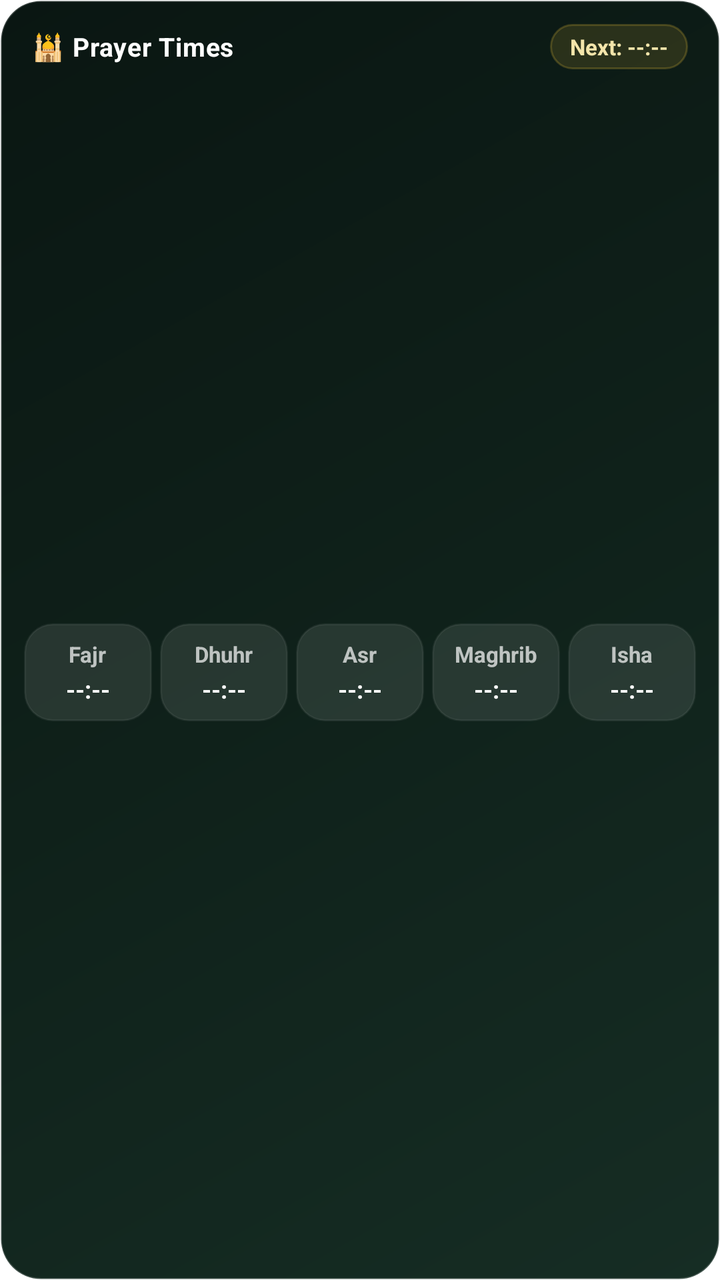
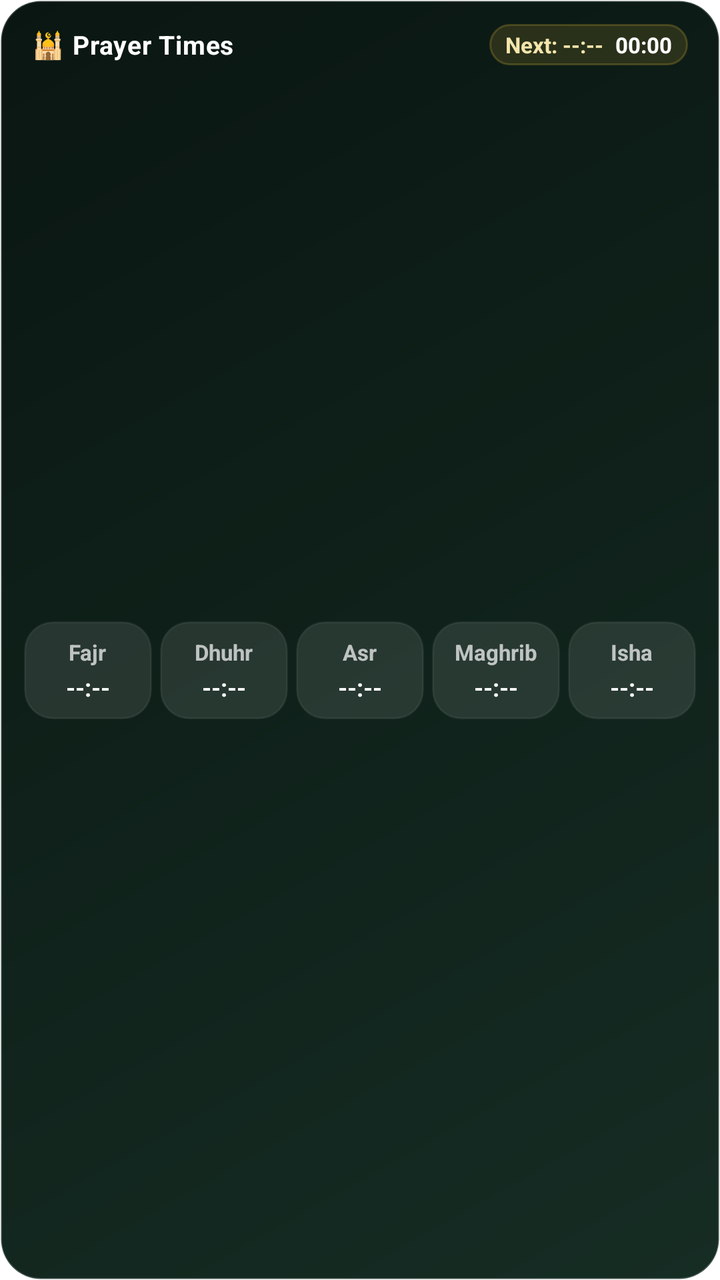

Compare the two renders of this Android layout. The source of the first and the diff that turns it into the second are given below.
<!-- AndroidManifest.xml: fallback theme Theme.MaterialComponents.DayNight.NoActionBar -->
<!-- res/layout/prayer_times_widget.xml -->
<?xml version="1.0" encoding="utf-8"?>
<LinearLayout xmlns:android="http://schemas.android.com/apk/res/android"
    android:id="@+id/widget_prayer_bar_root"
    android:layout_width="match_parent"
    android:layout_height="match_parent"
    android:background="@drawable/widget_bg"
    android:orientation="vertical"
    android:padding="12dp">

    
    <RelativeLayout
        android:layout_width="match_parent"
        android:layout_height="wrap_content"
        android:layout_marginBottom="10dp"
        android:paddingStart="4dp"
        android:paddingEnd="4dp">

        <LinearLayout
            android:layout_width="wrap_content"
            android:layout_height="wrap_content"
            android:layout_alignParentStart="true"
            android:layout_centerVertical="true"
            android:gravity="center_vertical"
            android:orientation="horizontal">

            <TextView
                android:id="@+id/widget_title"
                android:layout_width="wrap_content"
                android:layout_height="wrap_content"
                android:text="🕌 Prayer Times"
                android:textColor="#FFFFFF"
                android:textSize="13sp"
                android:textStyle="bold"
                android:letterSpacing="0.02" />
        </LinearLayout>

        <TextView
            android:id="@+id/next_prayer_text"
            android:layout_width="wrap_content"
            android:layout_height="wrap_content"
            android:layout_alignParentEnd="true"
            android:layout_centerVertical="true"
            android:background="@drawable/widget_badge_bg"
            android:paddingStart="10dp"
            android:paddingTop="4dp"
            android:paddingEnd="10dp"
            android:paddingBottom="4dp"
            android:text="Next: --:--"
            android:textColor="#F3E5AB"
            android:textSize="11sp"
            android:textStyle="bold" />
    </RelativeLayout>

    
    <LinearLayout
        android:layout_width="match_parent"
        android:layout_height="match_parent"
        android:gravity="center_vertical"
        android:orientation="horizontal">

        
        <LinearLayout
            android:id="@+id/fajr_card"
            android:layout_width="0dp"
            android:layout_height="wrap_content"
            android:layout_marginEnd="4dp"
            android:layout_weight="1"
            android:background="@drawable/widget_card_bg"
            android:gravity="center"
            android:orientation="vertical"
            android:paddingStart="2dp"
            android:paddingTop="8dp"
            android:paddingEnd="2dp"
            android:paddingBottom="8dp">

            <TextView
                android:id="@+id/fajr_label"
                android:layout_width="wrap_content"
                android:layout_height="wrap_content"
                android:text="Fajr"
                android:textColor="#B3FFFFFF"
                android:textSize="11sp"
                android:textStyle="bold" />

            <TextView
                android:id="@+id/fajr_time"
                android:layout_width="wrap_content"
                android:layout_height="wrap_content"
                android:layout_marginTop="2dp"
                android:text="--:--"
                android:textColor="#FFFFFF"
                android:textSize="12sp"
                android:textStyle="bold" />
        </LinearLayout>

        
        <LinearLayout
            android:id="@+id/dhuhr_card"
            android:layout_width="0dp"
            android:layout_height="wrap_content"
            android:layout_marginEnd="4dp"
            android:layout_weight="1"
            android:background="@drawable/widget_card_bg"
            android:gravity="center"
            android:orientation="vertical"
            android:paddingStart="2dp"
            android:paddingTop="8dp"
            android:paddingEnd="2dp"
            android:paddingBottom="8dp">

            <TextView
                android:id="@+id/dhuhr_label"
                android:layout_width="wrap_content"
                android:layout_height="wrap_content"
                android:text="Dhuhr"
                android:textColor="#B3FFFFFF"
                android:textSize="11sp"
                android:textStyle="bold" />

            <TextView
                android:id="@+id/dhuhr_time"
                android:layout_width="wrap_content"
                android:layout_height="wrap_content"
                android:layout_marginTop="2dp"
                android:text="--:--"
                android:textColor="#FFFFFF"
                android:textSize="12sp"
                android:textStyle="bold" />
        </LinearLayout>

        
        <LinearLayout
            android:id="@+id/asr_card"
            android:layout_width="0dp"
            android:layout_height="wrap_content"
            android:layout_marginEnd="4dp"
            android:layout_weight="1"
            android:background="@drawable/widget_card_bg"
            android:gravity="center"
            android:orientation="vertical"
            android:paddingStart="2dp"
            android:paddingTop="8dp"
            android:paddingEnd="2dp"
            android:paddingBottom="8dp">

            <TextView
                android:id="@+id/asr_label"
                android:layout_width="wrap_content"
                android:layout_height="wrap_content"
                android:text="Asr"
                android:textColor="#B3FFFFFF"
                android:textSize="11sp"
                android:textStyle="bold" />

            <TextView
                android:id="@+id/asr_time"
                android:layout_width="wrap_content"
                android:layout_height="wrap_content"
                android:layout_marginTop="2dp"
                android:text="--:--"
                android:textColor="#FFFFFF"
                android:textSize="12sp"
                android:textStyle="bold" />
        </LinearLayout>

        
        <LinearLayout
            android:id="@+id/maghrib_card"
            android:layout_width="0dp"
            android:layout_height="wrap_content"
            android:layout_marginEnd="4dp"
            android:layout_weight="1"
            android:background="@drawable/widget_card_bg"
            android:gravity="center"
            android:orientation="vertical"
            android:paddingStart="2dp"
            android:paddingTop="8dp"
            android:paddingEnd="2dp"
            android:paddingBottom="8dp">

            <TextView
                android:id="@+id/maghrib_label"
                android:layout_width="wrap_content"
                android:layout_height="wrap_content"
                android:text="Maghrib"
                android:textColor="#B3FFFFFF"
                android:textSize="11sp"
                android:textStyle="bold" />

            <TextView
                android:id="@+id/maghrib_time"
                android:layout_width="wrap_content"
                android:layout_height="wrap_content"
                android:layout_marginTop="2dp"
                android:text="--:--"
                android:textColor="#FFFFFF"
                android:textSize="12sp"
                android:textStyle="bold" />
        </LinearLayout>

        
        <LinearLayout
            android:id="@+id/isha_card"
            android:layout_width="0dp"
            android:layout_height="wrap_content"
            android:layout_weight="1"
            android:background="@drawable/widget_card_bg"
            android:gravity="center"
            android:orientation="vertical"
            android:paddingStart="2dp"
            android:paddingTop="8dp"
            android:paddingEnd="2dp"
            android:paddingBottom="8dp">

            <TextView
                android:id="@+id/isha_label"
                android:layout_width="wrap_content"
                android:layout_height="wrap_content"
                android:text="Isha"
                android:textColor="#B3FFFFFF"
                android:textSize="11sp"
                android:textStyle="bold" />

            <TextView
                android:id="@+id/isha_time"
                android:layout_width="wrap_content"
                android:layout_height="wrap_content"
                android:layout_marginTop="2dp"
                android:text="--:--"
                android:textColor="#FFFFFF"
                android:textSize="12sp"
                android:textStyle="bold" />
        </LinearLayout>
    </LinearLayout>
</LinearLayout>
<!-- resources referenced by this layout -->
<resources>
  <!-- drawable widget_badge_bg (drawable) -->
  <?xml version="1.0" encoding="utf-8"?>
  <shape xmlns:android="http://schemas.android.com/apk/res/android"
      android:shape="rectangle">
      <solid android:color="#26D4AF37" />
      <corners android:radius="16dp" />
      <stroke
          android:width="1dp"
          android:color="#40D4AF37" />
  </shape>
  <!-- drawable widget_bg (drawable) -->
  <?xml version="1.0" encoding="utf-8"?>
  <shape xmlns:android="http://schemas.android.com/apk/res/android"
      android:shape="rectangle">
      <gradient
          android:angle="135"
          android:startColor="#162D24"
          android:centerColor="#0F211A"
          android:endColor="#0A1612"
          android:type="linear" />
      <corners android:radius="20dp" />
      <stroke
          android:width="1dp"
          android:color="#33FFFFFF" />
  </shape>
  <!-- drawable widget_card_bg (drawable) -->
  <?xml version="1.0" encoding="utf-8"?>
  <shape xmlns:android="http://schemas.android.com/apk/res/android"
      android:shape="rectangle">
      <solid android:color="#1AFFFFFF" />
      <corners android:radius="14dp" />
      <stroke
          android:width="1dp"
          android:color="#10FFFFFF" />
  </shape>
</resources>

<!-- the commit's change to res/layout/prayer_times_widget.xml (unified diff, before → after) -->
@@ -34,21 +34,37 @@
                 android:letterSpacing="0.02" />
         </LinearLayout>
 
-        <TextView
-            android:id="@+id/next_prayer_text"
+        <LinearLayout
             android:layout_width="wrap_content"
             android:layout_height="wrap_content"
             android:layout_alignParentEnd="true"
             android:layout_centerVertical="true"
             android:background="@drawable/widget_badge_bg"
-            android:paddingStart="10dp"
-            android:paddingTop="4dp"
-            android:paddingEnd="10dp"
-            android:paddingBottom="4dp"
-            android:text="Next: --:--"
-            android:textColor="#F3E5AB"
-            android:textSize="11sp"
-            android:textStyle="bold" />
+            android:gravity="center_vertical"
+            android:orientation="horizontal"
+            android:paddingStart="8dp"
+            android:paddingTop="3dp"
+            android:paddingEnd="8dp"
+            android:paddingBottom="3dp">
+
+            <TextView
+                android:id="@+id/next_prayer_text"
+                android:layout_width="wrap_content"
+                android:layout_height="wrap_content"
+                android:text="Next: --:--"
+                android:textColor="#F3E5AB"
+                android:textSize="11sp"
+                android:textStyle="bold" />
+
+            <Chronometer
+                android:id="@+id/medium_countdown_chronometer"
+                android:layout_width="wrap_content"
+                android:layout_height="wrap_content"
+                android:layout_marginStart="6dp"
+                android:textColor="#FFFFFF"
+                android:textSize="11sp"
+                android:textStyle="bold" />
+        </LinearLayout>
     </RelativeLayout>
 
     
